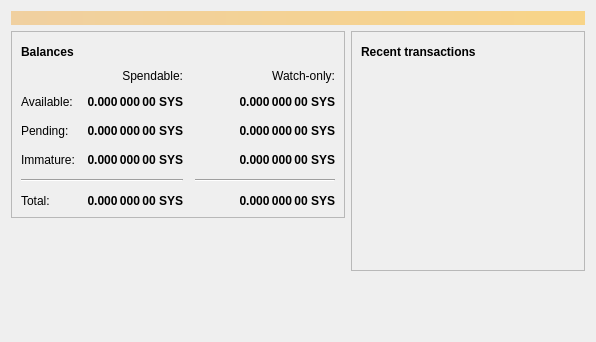
The window that src/qt/forms/overviewpage.ui (syscoin/syscoin) describes before a commit, drawn with Qt 5.
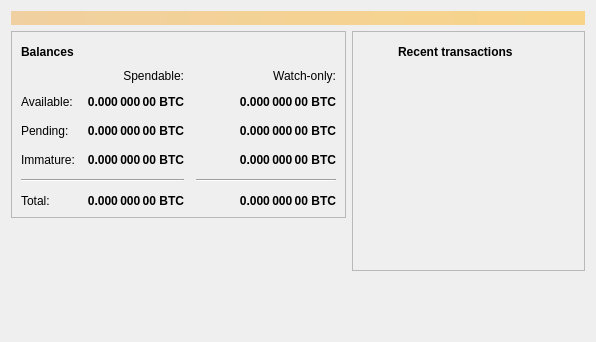
The same window after the commit. Icons and pictures are not drawn.

The edit to the form file:
```diff
--- a/src/qt/forms/overviewpage.ui
+++ b/src/qt/forms/overviewpage.ui
@@ -126,7 +126,7 @@
                <string>Unconfirmed transactions to watch-only addresses</string>
               </property>
               <property name="text">
-               <string notr="true">0.000 000 00 SYS</string>
+               <string notr="true">0.000 000 00 BTC</string>
               </property>
               <property name="alignment">
                <set>Qt::AlignRight|Qt::AlignTrailing|Qt::AlignVCenter</set>
@@ -151,7 +151,7 @@
                <string>Total of transactions that have yet to be confirmed, and do not yet count toward the spendable balance</string>
               </property>
               <property name="text">
-               <string notr="true">0.000 000 00 SYS</string>
+               <string notr="true">0.000 000 00 BTC</string>
               </property>
               <property name="alignment">
                <set>Qt::AlignRight|Qt::AlignTrailing|Qt::AlignVCenter</set>
@@ -176,7 +176,7 @@
                <string>Mined balance in watch-only addresses that has not yet matured</string>
               </property>
               <property name="text">
-               <string notr="true">0.000 000 00 SYS</string>
+               <string notr="true">0.000 000 00 BTC</string>
               </property>
               <property name="alignment">
                <set>Qt::AlignRight|Qt::AlignTrailing|Qt::AlignVCenter</set>
@@ -234,7 +234,7 @@
                <string>Mined balance that has not yet matured</string>
               </property>
               <property name="text">
-               <string notr="true">0.000 000 00 SYS</string>
+               <string notr="true">0.000 000 00 BTC</string>
               </property>
               <property name="alignment">
                <set>Qt::AlignRight|Qt::AlignTrailing|Qt::AlignVCenter</set>
@@ -279,7 +279,7 @@
                <string>Your current total balance</string>
               </property>
               <property name="text">
-               <string notr="true">0.000 000 00 SYS</string>
+               <string notr="true">0.000 000 00 BTC</string>
               </property>
               <property name="alignment">
                <set>Qt::AlignRight|Qt::AlignTrailing|Qt::AlignVCenter</set>
@@ -304,7 +304,7 @@
                <string>Current total balance in watch-only addresses</string>
               </property>
               <property name="text">
-               <string notr="true">0.000 000 00 SYS</string>
+               <string notr="true">0.000 000 00 BTC</string>
               </property>
               <property name="alignment">
                <set>Qt::AlignRight|Qt::AlignTrailing|Qt::AlignVCenter</set>
@@ -346,7 +346,7 @@
                <string>Your current spendable balance</string>
               </property>
               <property name="text">
-               <string notr="true">0.000 000 00 SYS</string>
+               <string notr="true">0.000 000 00 BTC</string>
               </property>
               <property name="alignment">
                <set>Qt::AlignRight|Qt::AlignTrailing|Qt::AlignVCenter</set>
@@ -371,7 +371,7 @@
                <string>Your current balance in watch-only addresses</string>
               </property>
               <property name="text">
-               <string notr="true">0.000 000 00 SYS</string>
+               <string notr="true">0.000 000 00 BTC</string>
               </property>
               <property name="alignment">
                <set>Qt::AlignRight|Qt::AlignTrailing|Qt::AlignVCenter</set>
@@ -431,23 +431,16 @@
          <layout class="QVBoxLayout" name="verticalLayout">
           <item>
            <layout class="QHBoxLayout" name="horizontalLayout_2">
-            <item>
-             <widget class="QLabel" name="label_4">
-              <property name="font">
-               <font>
-                <weight>75</weight>
-                <bold>true</bold>
-               </font>
-              </property>
-              <property name="text">
-               <string>Recent transactions</string>
-              </property>
-             </widget>
-            </item>
             <item>
              <widget class="QPushButton" name="labelTransactionsStatus">
               <property name="enabled">
-               <bool>true</bool>
+               <bool>false</bool>
+              </property>
+              <property name="sizePolicy">
+               <sizepolicy hsizetype="Minimum" vsizetype="Fixed">
+                <horstretch>0</horstretch>
+                <verstretch>0</verstretch>
+               </sizepolicy>
               </property>
               <property name="maximumSize">
                <size>
@@ -477,6 +470,19 @@
               </property>
              </widget>
             </item>
+            <item>
+             <widget class="QLabel" name="label_4">
+              <property name="font">
+               <font>
+                <weight>75</weight>
+                <bold>true</bold>
+               </font>
+              </property>
+              <property name="text">
+               <string>Recent transactions</string>
+              </property>
+             </widget>
+            </item>
             <item>
              <spacer name="horizontalSpacer">
               <property name="orientation">
```
Left out of the diff: 12 changed lines with no effect on the pictures.
